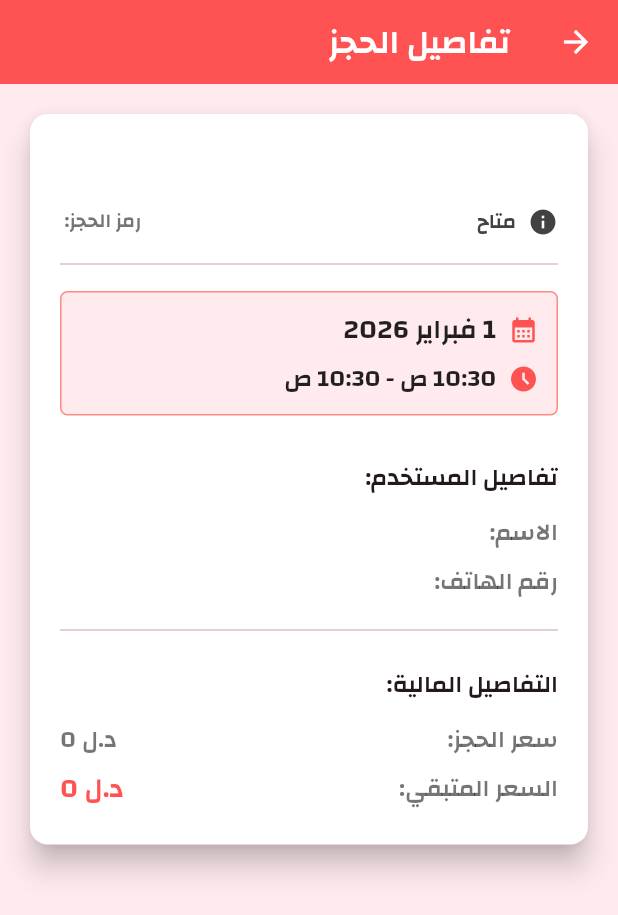
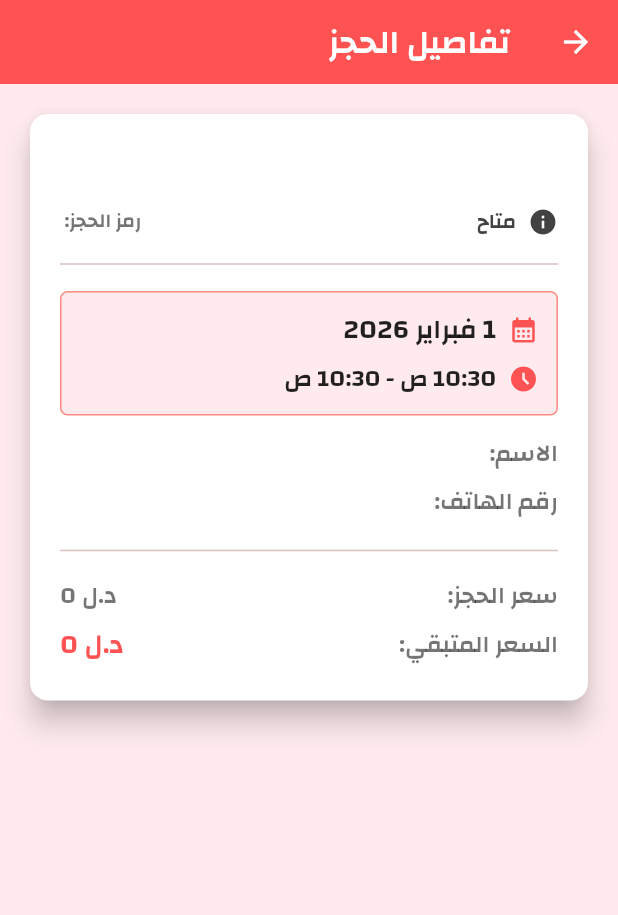
Before and after one commit to DeadMoza/courto_client, a Flutter app: the BookingDetailsPage screen opened directly with empty values, on a phone screen of 412 x 824 dp. Shown: the top 915 px of the screen. Run offline on Flutter 3.47's test engine with Material 3 defaults, Android fonts, the phone set to English and light mode, and no system bars; our stand-ins replace flutter_dotenv, shared_preferences, table_calendar; missing offline and left inert: onesignal_flutter; accounts and stored records are empty.

Commit message:
2.1.3 bug fixes

```diff
--- a/lib/pages/booking_details_page.dart
+++ b/lib/pages/booking_details_page.dart
@@ -264,8 +264,7 @@ class BookingDetailsPage extends StatelessWidget {
                             ),
                           ),
                         ),
-                    const SizedBox(height: 30),
-                    const Text("تفاصيل المستخدم:", style: TextStyle(fontWeight: FontWeight.bold, fontSize: 16)),
+
                     const SizedBox(height: 10),
 
 
@@ -282,11 +281,10 @@ class BookingDetailsPage extends StatelessWidget {
                       size: 18,
                     ),
 
-                    const Divider(height: 30, thickness: 1),
+                     const SizedBox(height: 10),
 
-                    const SizedBox(height: 10),
-                    const Text("التفاصيل المالية:", style: TextStyle(fontWeight: FontWeight.bold, fontSize: 16)),
-                    const SizedBox(height: 10),
+                     const Divider(height: 10, thickness: 1),
+                     const SizedBox(height: 10),
 
 
                     _buildDetailRow(
--- a/pubspec.yaml
+++ b/pubspec.yaml
@@ -4,7 +4,7 @@ description: "Manage courto fields"
 publish_to: 'none'
 
 
-version: 1.9.0+4
+version: 2.1.3+6
 
 environment:
   sdk: ^3.8.1
```
Also changed, not shown: lib/pages/bookings_slots_page.dart (+16 -11 lines).
